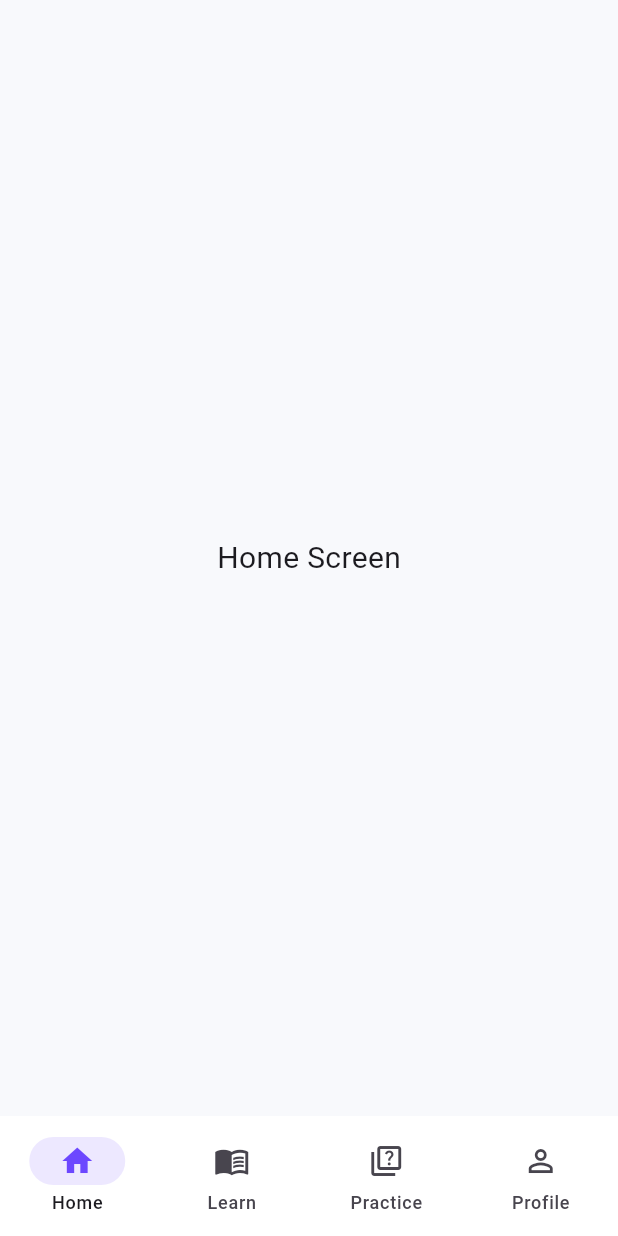
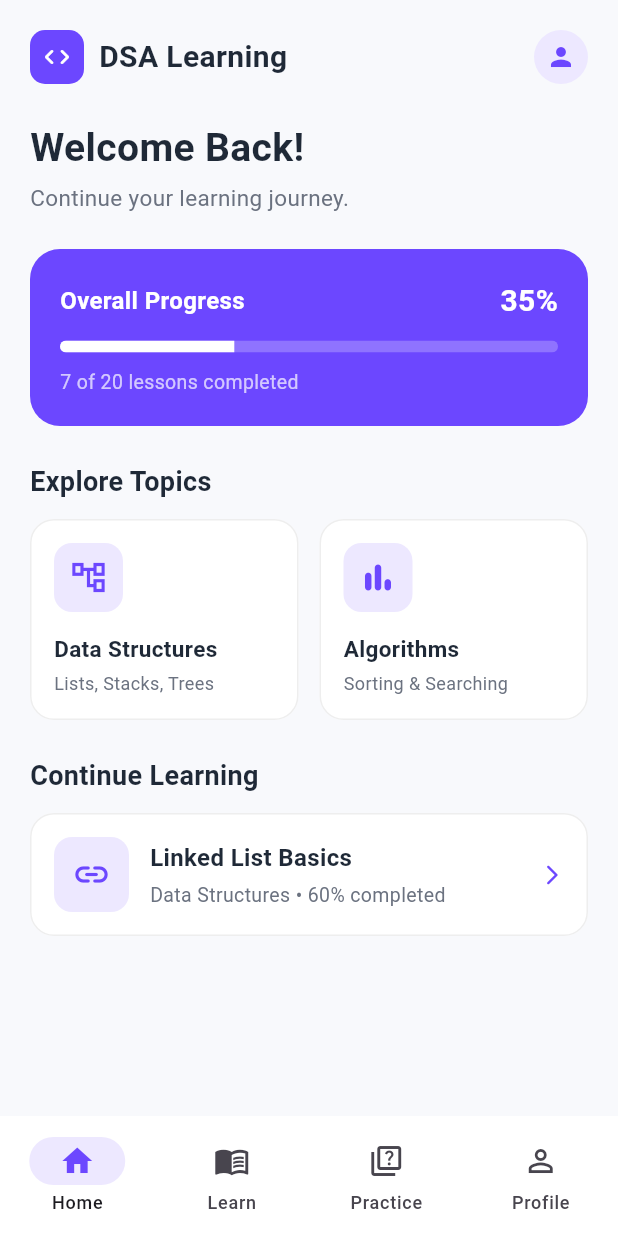
Before and after one commit to kindy10/dsa_learning_app, a Flutter app: the screen it shows after launch, on a phone screen of 412 x 824 dp. Run offline on Flutter 3.47's test engine with Material 3 defaults, Android fonts, the phone set to English and light mode, and no system bars.

Commit message:
build Home Screen dashboard and connect to MainShell

```diff
--- /dev/null
+++ b/lib/screens/home_screen.dart
@@ -0,0 +1,324 @@
+import 'package:flutter/material.dart';
+import '../core/theme/app_theme.dart';
+
+/// HomeScreen is the main dashboard of the DSA Learning App.
+/// It is a StatelessWidget for now because its data is static; later,
+/// we can connect it to a progress provider to show live user stats.
+class HomeScreen extends StatelessWidget {
+  /// Callback function passed from MainShell to switch to the "Learn" tab
+  /// when the user taps on Data Structures, Algorithms, or Continue Learning.
+  final VoidCallback onNavigateToLearn;
+
+  const HomeScreen({
+    super.key,
+    required this.onNavigateToLearn,
+  });
+
+  @override
+  Widget build(BuildContext context) {
+    // SingleChildScrollView prevents overflow errors on smaller screens
+    // by allowing the entire dashboard to scroll vertically.
+    return SingleChildScrollView(
+      padding: const EdgeInsets.all(20),
+      child: Column(
+        // Aligns all child widgets to the left edge
+        crossAxisAlignment: CrossAxisAlignment.start,
+        children: [
+          // 1. Top App Header ("DSA Learning")
+          Row(
+            mainAxisAlignment: MainAxisAlignment.spaceBetween,
+            children: [
+              Row(
+                children: [
+                  Container(
+                    padding: const EdgeInsets.all(8),
+                    decoration: BoxDecoration(
+                      color: AppTheme.primaryPurple,
+                      borderRadius: BorderRadius.circular(10),
+                    ),
+                    child: const Icon(
+                      Icons.code_rounded,
+                      color: Colors.white,
+                      size: 20,
+                    ),
+                  ),
+                  const SizedBox(width: 10),
+                  const Text(
+                    'DSA Learning',
+                    style: TextStyle(
+                      fontSize: 20,
+                      fontWeight: FontWeight.bold,
+                      color: AppTheme.textDark,
+                    ),
+                  ),
+                ],
+              ),
+              // Subtle profile/notification placeholder icon
+              CircleAvatar(
+                radius: 18,
+                backgroundColor: AppTheme.softPurple,
+                child: const Icon(
+                  Icons.person,
+                  color: AppTheme.primaryPurple,
+                  size: 20,
+                ),
+              ),
+            ],
+          ),
+
+          const SizedBox(height: 24),
+
+          // 2. Welcome Message & Subtitle
+          const Text(
+            'Welcome Back!',
+            style: TextStyle(
+              fontSize: 26,
+              fontWeight: FontWeight.bold,
+              color: AppTheme.textDark,
+            ),
+          ),
+          const SizedBox(height: 4),
+          const Text(
+            'Continue your learning journey.',
+            style: TextStyle(
+              fontSize: 15,
+              color: AppTheme.textGrey,
+            ),
+          ),
+
+          const SizedBox(height: 24),
+
+          // 3. Overall Learning Progress Card (35%)
+          _buildProgressCard(),
+
+          const SizedBox(height: 24),
+
+          // 4. Main Category Cards Section
+          const Text(
+            'Explore Topics',
+            style: TextStyle(
+              fontSize: 18,
+              fontWeight: FontWeight.bold,
+              color: AppTheme.textDark,
+            ),
+          ),
+          const SizedBox(height: 12),
+
+          // Row places the two category cards side by side
+          Row(
+            children: [
+              // Expanded ensures both cards share equal horizontal width
+              Expanded(
+                child: _buildCategoryCard(
+                  title: 'Data Structures',
+                  subtitle: 'Lists, Stacks, Trees',
+                  icon: Icons.account_tree_outlined,
+                  onTap: onNavigateToLearn,
+                ),
+              ),
+              const SizedBox(width: 14),
+              Expanded(
+                child: _buildCategoryCard(
+                  title: 'Algorithms',
+                  subtitle: 'Sorting & Searching',
+                  icon: Icons.bar_chart_rounded,
+                  onTap: onNavigateToLearn,
+                ),
+              ),
+            ],
+          ),
+
+          const SizedBox(height: 24),
+
+          // 5. "Continue Learning" Section
+          const Text(
+            'Continue Learning',
+            style: TextStyle(
+              fontSize: 18,
+              fontWeight: FontWeight.bold,
+              color: AppTheme.textDark,
+            ),
+          ),
+          const SizedBox(height: 12),
+          _buildContinueLearningCard(),
+        ],
+      ),
+    );
+  }
+
+  /// Helper method that builds the purple overall progress card.
+  /// Breaking UI sections into private helper methods keeps build() clean and readable.
+  Widget _buildProgressCard() {
+    const double progressValue = 0.35; // 35% overall progress
+
+    return Container(
+      width: double.infinity,
+      padding: const EdgeInsets.all(20),
+      decoration: BoxDecoration(
+        color: AppTheme.primaryPurple,
+        borderRadius: BorderRadius.circular(20),
+      ),
+      child: Column(
+        crossAxisAlignment: CrossAxisAlignment.start,
+        children: [
+          const Row(
+            mainAxisAlignment: MainAxisAlignment.spaceBetween,
+            children: [
+              Text(
+                'Overall Progress',
+                style: TextStyle(
+                  color: Colors.white,
+                  fontSize: 16,
+                  fontWeight: FontWeight.w600,
+                ),
+              ),
+              Text(
+                '35%',
+                style: TextStyle(
+                  color: Colors.white,
+                  fontSize: 20,
+                  fontWeight: FontWeight.bold,
+                ),
+              ),
+            ],
+          ),
+          const SizedBox(height: 12),
+          // ClipRRect rounds the corners of the LinearProgressIndicator
+          ClipRRect(
+            borderRadius: BorderRadius.circular(10),
+            child: const LinearProgressIndicator(
+              value: progressValue,
+              minHeight: 8,
+              backgroundColor: Colors.white24,
+              valueColor: AlwaysStoppedAnimation<Color>(Colors.white),
+            ),
+          ),
+          const SizedBox(height: 10),
+          const Text(
+            '7 of 20 lessons completed',
+            style: TextStyle(
+              color: Colors.white70,
+              fontSize: 13,
+            ),
+          ),
+        ],
+      ),
+    );
+  }
+
+  /// Helper method for the Data Structures and Algorithms category cards.
+  Widget _buildCategoryCard({
+    required String title,
+    required String subtitle,
+    required IconData icon,
+    required VoidCallback onTap,
+  }) {
+    // InkWell adds a Material ripple effect when the card is tapped
+    return InkWell(
+      onTap: onTap,
+      borderRadius: BorderRadius.circular(16),
+      child: Card(
+        margin: EdgeInsets.zero,
+        child: Padding(
+          padding: const EdgeInsets.all(16),
+          child: Column(
+            crossAxisAlignment: CrossAxisAlignment.start,
+            children: [
+              Container(
+                padding: const EdgeInsets.all(10),
+                decoration: BoxDecoration(
+                  color: AppTheme.softPurple,
+                  borderRadius: BorderRadius.circular(12),
+                ),
+                child: Icon(
+                  icon,
+                  color: AppTheme.primaryPurple,
+                  size: 26,
+                ),
+              ),
+              const SizedBox(height: 14),
+              Text(
+                title,
+                style: const TextStyle(
+                  fontSize: 15,
+                  fontWeight: FontWeight.bold,
+                  color: AppTheme.textDark,
+                ),
+              ),
+              const SizedBox(height: 4),
+              Text(
+                subtitle,
+                style: const TextStyle(
+                  fontSize: 12,
+                  color: AppTheme.textGrey,
+                ),
+              ),
+            ],
+          ),
+        ),
+      ),
+    );
+  }
+
+  /// Helper method for the "Continue Learning" card showing the active lesson.
+  Widget _buildContinueLearningCard() {
+    return InkWell(
+      onTap: onNavigateToLearn,
+      borderRadius: BorderRadius.circular(16),
+      child: Card(
+        margin: EdgeInsets.zero,
+        child: Padding(
+          padding: const EdgeInsets.all(16),
+          child: Row(
+            children: [
+              // Lesson icon badge
+              Container(
+                padding: const EdgeInsets.all(12),
+                decoration: BoxDecoration(
+                  color: AppTheme.softPurple,
+                  borderRadius: BorderRadius.circular(12),
+                ),
+                child: const Icon(
+                  Icons.link_rounded,
+                  color: AppTheme.primaryPurple,
+                  size: 26,
+                ),
+              ),
+              const SizedBox(width: 14),
+              // Expanded lets the text take up remaining space without overflowing
+              const Expanded(
+                child: Column(
+                  crossAxisAlignment: CrossAxisAlignment.start,
+                  children: [
+                    Text(
+                      'Linked List Basics',
+                      style: TextStyle(
+                        fontSize: 16,
+                        fontWeight: FontWeight.bold,
+                        color: AppTheme.textDark,
+                      ),
+                    ),
+                    SizedBox(height: 4),
+                    Text(
+                      'Data Structures • 60% completed',
+                      style: TextStyle(
+                        fontSize: 13,
+                        color: AppTheme.textGrey,
+                      ),
+                    ),
+                  ],
+                ),
+              ),
+              // Forward arrow indicator
+              const Icon(
+                Icons.arrow_forward_ios_rounded,
+                size: 16,
+                color: AppTheme.primaryPurple,
+              ),
+            ],
+          ),
+        ),
+      ),
+    );
+  }
+}
--- a/lib/screens/main_shell.dart
+++ b/lib/screens/main_shell.dart
@@ -1,9 +1,9 @@
 import 'package:flutter/material.dart';
 import '../core/theme/app_theme.dart';
+import 'home_screen.dart';
 
 /// MainShell is the root layout after the app launches.
 /// It holds the bottom NavigationBar and switches between the 4 main tabs.
-/// It is a StatefulWidget because it needs to remember which tab is currently selected.
 class MainShell extends StatefulWidget {
   const MainShell({super.key});
 
@@ -15,34 +15,32 @@ class _MainShellState extends State<MainShell> {
   // Tracks the active tab index (0 = Home, 1 = Learn, 2 = Practice, 3 = Profile)
   int _currentIndex = 0;
 
-  // Placeholder widgets for each tab.
-  // We will replace these one by one as we build each real screen.
-  final List<Widget> _screens = const [
-    Center(child: Text('Home Screen', style: TextStyle(fontSize: 20))),
-    Center(child: Text('Learning Modules', style: TextStyle(fontSize: 20))),
-    Center(child: Text('Practice Quiz', style: TextStyle(fontSize: 20))),
-    Center(child: Text('My Progress', style: TextStyle(fontSize: 20))),
-  ];
+  /// Helper method to switch tabs programmatically from child screens.
+  void _switchTab(int index) {
+    setState(() {
+      _currentIndex = index;
+    });
+  }
 
   @override
   Widget build(BuildContext context) {
+    // Built inside build() so we can pass the _switchTab callback to HomeScreen
+    final List<Widget> screens = [
+      HomeScreen(onNavigateToLearn: () => _switchTab(1)),
+      const Center(child: Text('Learning Modules', style: TextStyle(fontSize: 20))),
+      const Center(child: Text('Practice Quiz', style: TextStyle(fontSize: 20))),
+      const Center(child: Text('My Progress', style: TextStyle(fontSize: 20))),
+    ];
+
     return Scaffold(
-      // SafeArea ensures content doesn't overlap with the phone's status bar or notch
       body: SafeArea(
-        child: _screens[_currentIndex],
+        child: screens[_currentIndex],
       ),
-
-      // Material 3 bottom navigation bar
       bottomNavigationBar: NavigationBar(
         selectedIndex: _currentIndex,
-        // Triggered whenever the user taps a tab; setState() rebuilds the UI
-        onDestinationSelected: (int index) {
-          setState(() {
-            _currentIndex = index;
-          });
-        },
+        onDestinationSelected: _switchTab,
         backgroundColor: Colors.white,
-        indicatorColor: AppTheme.softPurple, // Pill highlight behind the active icon
+        indicatorColor: AppTheme.softPurple,
         destinations: const [
           NavigationDestination(
             icon: Icon(Icons.home_outlined),
```
